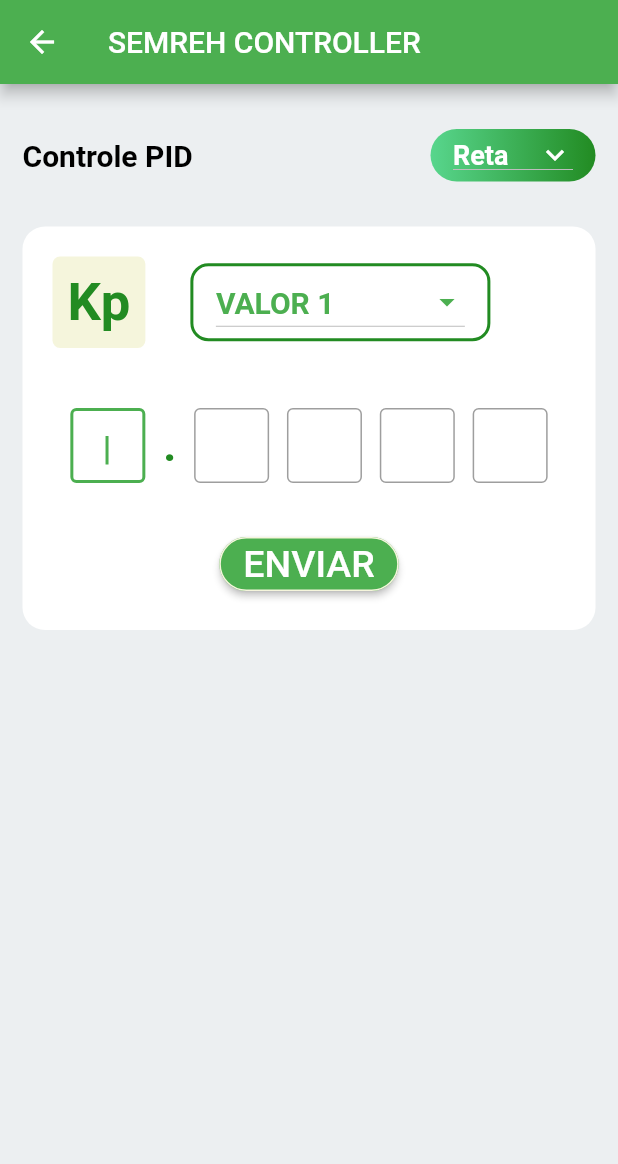
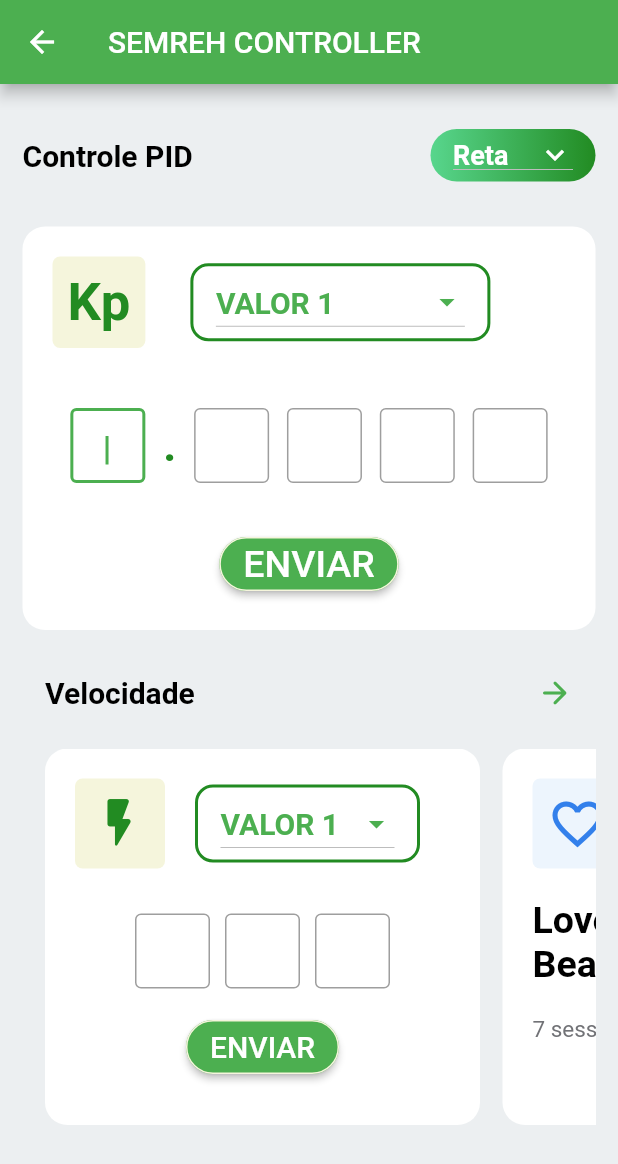
Before and after one commit to Tamandutech/LineFollower_SemReh_App, a Flutter app: the SemrehPage screen opened directly, on a phone screen of 412 x 824 dp. Shown: the top 1164 px of the screen. Run offline on Flutter 3.47's test engine with Material 2 defaults, Android fonts, the phone set to English and light mode, and no system bars; network calls fail.

Commit message:
Container velocidade

```diff
--- a/lib/home_page.dart
+++ b/lib/home_page.dart
@@ -25,6 +25,9 @@ class _HomePageState extends State<HomePage> {
             children: [
               // ------------ REFATORAR ----------------
               InkWell(
+                highlightColor: Colors.green.withOpacity(0.5),
+                splashColor: Colors.greenAccent,
+                borderRadius: BorderRadius.all(Radius.circular(50)),
                 onTap: () {
                   setState(() {
                     boxColor = Colors.green;
@@ -42,6 +45,9 @@ class _HomePageState extends State<HomePage> {
                 ),
               ),
               InkWell(
+                highlightColor: Colors.green.withOpacity(0.5),
+                splashColor: Colors.greenAccent,
+                borderRadius: BorderRadius.all(Radius.circular(50)),
                 onTap: () {
                   setState(() {
                     boxColor = Colors.green;
--- a/lib/secreens/semreh/semreh_page.dart
+++ b/lib/secreens/semreh/semreh_page.dart
@@ -1,7 +1,7 @@
 import 'package:flutter/material.dart';
 import 'package:line_follower_controller/colors.dart' as colors;
 import 'package:line_follower_controller/widgets/main_container.dart';
-import 'package:line_follower_controller/widgets/container_controller.dart';
+import 'package:line_follower_controller/widgets/list_cards.dart';
 
 class SemrehPage extends StatefulWidget {
   const SemrehPage({Key? key}) : super(key: key);
@@ -21,16 +21,27 @@ class _SemrehPageState extends State<SemrehPage> {
       ),
       body: Padding(
         padding: const EdgeInsets.only(left: 15, right: 15),
-        child: Column(
-          crossAxisAlignment: CrossAxisAlignment.start,
-          children: [
-            MainContainer(),
-          ],
+        child: SingleChildScrollView(
+          child: Column(
+            crossAxisAlignment: CrossAxisAlignment.start,
+            children: [
+              const SizedBox(
+                height: 30,
+              ),
+              MainContainer(),
+              const SizedBox(
+                height: 30,
+              ),
+              RecommendedSection()
+            ],
+          ),
         ),
       ),
     );
   }
 }
+
+
 
 class InProgressSection extends StatelessWidget {
   const InProgressSection({Key? key}) : super(key: key);
--- /dev/null
+++ b/lib/widgets/list_cards.dart
@@ -0,0 +1,107 @@
+import 'package:flutter/material.dart';
+import 'package:line_follower_controller/colors.dart' as colors;
+
+import 'package:line_follower_controller/widgets/speed_controller.dart';
+
+class RecommendedSection extends StatelessWidget {
+  const RecommendedSection({Key? key}) : super(key: key);
+
+  @override
+  Widget build(BuildContext context) {
+    return SizedBox(
+      height: 300,
+      child: Column(
+        children: [
+          Padding(
+            padding: const EdgeInsets.only(left: 15, right: 15),
+            child: Row(
+              mainAxisAlignment: MainAxisAlignment.spaceBetween,
+              children: [
+                const Text(
+                  'Velocidade',
+                  style: TextStyle(
+                    fontSize: 20,
+                    fontWeight: FontWeight.bold,
+                    color: Colors.black,
+                  ),
+                ),
+                Icon(Icons.arrow_forward_rounded, color: Colors.green)
+              ],
+            ),
+          ),
+          const SizedBox(height: 25,),
+          Expanded(
+            child: ListView(
+              padding: const EdgeInsets.only(left: 15, right: 15),
+              scrollDirection: Axis.horizontal,
+              shrinkWrap: true,
+              children: [
+                SpeedController(),
+                // RecommendedItemCard(title: 'Happiness and Joyful', session: '4', iconData: Icons.emoji_emotions_outlined,),
+                SizedBox(width: 15,),
+                RecommendedItemCard(title: 'Lovely and Beautiful Vibes', session: '7', iconData: Icons.favorite_border,),
+                SizedBox(width: 15,),
+                RecommendedItemCard(title: 'Soothing and Soulful', session: '2', iconData: Icons.ac_unit,),
+              ],
+            ),
+          )
+        ],
+      ),
+    );
+  }
+}
+
+class RecommendedItemCard extends StatelessWidget {
+  const RecommendedItemCard({Key? key, required this.title, required this.session, required this.iconData}) : super(key: key);
+
+  final String title;
+  final String session;
+  final IconData iconData;
+
+
+  @override
+  Widget build(BuildContext context) {
+    return Container(
+      width: 250,
+      padding: const EdgeInsets.all(20),
+      decoration: BoxDecoration(
+        color: Colors.white,
+        borderRadius: BorderRadius.circular(15),
+      ),
+      child: Column(
+        crossAxisAlignment: CrossAxisAlignment.start,
+        children: [
+          Container(
+            decoration: BoxDecoration(
+                color: colors.Colors.iconBackgroundColor,
+                borderRadius: BorderRadius.circular(5)),
+            padding: const EdgeInsets.all(10),
+            child: Icon(
+              iconData,
+              color: colors.Colors.accentColor,
+              size: 40,
+            ),
+          ),
+          const SizedBox(height: 20,),
+          Text(
+            title,
+            style: const TextStyle(
+              color: Colors.black,
+              fontWeight: FontWeight.bold,
+              fontSize: 25,
+            ),
+          ),
+          const SizedBox(height: 20,),
+          Text(
+            '$session sessions',
+            style: TextStyle(
+              color: colors.Colors.secondaryTextColor,
+              fontWeight: FontWeight.normal,
+              fontSize: 15,
+            ),
+          ),
+        ],
+      ),
+    );
+  }
+}
--- a/lib/widgets/main_container.dart
+++ b/lib/widgets/main_container.dart
@@ -1,8 +1,8 @@
 import 'package:flutter/material.dart';
 import 'package:line_follower_controller/colors.dart' as colors;
-import 'package:line_follower_controller/widgets/container_controller.dart';
+import 'package:line_follower_controller/widgets/pid_controller.dart';
 import 'package:line_follower_controller/widgets/otp_input.dart';
-import 'package:line_follower_controller/widgets/container_controller.dart';
+import 'package:line_follower_controller/widgets/pid_controller.dart';
 
 class MainContainer extends StatefulWidget {
   const MainContainer({Key? key}) : super(key: key);
@@ -18,11 +18,8 @@ class _MainContainerState extends State<MainContainer> {
   @override
   Widget build(BuildContext context) {
     return Column(
-      crossAxisAlignment: CrossAxisAlignment.start,
+
       children: [
-        const SizedBox(
-          height: 30,
-        ),
         Row(
           mainAxisAlignment: MainAxisAlignment.spaceBetween,
           children: [
--- /dev/null
+++ b/lib/widgets/speed_controller.dart
@@ -0,0 +1,139 @@
+import 'package:flutter/material.dart';
+import 'package:line_follower_controller/colors.dart' as colors;
+import 'package:line_follower_controller/widgets/otp_input.dart';
+
+class SpeedController extends StatefulWidget {
+  const SpeedController({Key? key}) : super(key: key);
+
+  @override
+  State<SpeedController> createState() => _SpeedController();
+}
+
+class _SpeedController extends State<SpeedController> {
+  final TextEditingController _fieldOne = TextEditingController();
+  final TextEditingController _fieldTwo = TextEditingController();
+  final TextEditingController _fieldThree = TextEditingController();
+
+
+  // This is the entered code
+  // It will be displayed in a Text widget
+  String? _otp;
+
+  List<String> values = ['VALOR 1', 'VALOR 2', 'VALOR 3'];
+  String? selectedItem = 'VALOR 1';
+
+  @override
+  Widget build(BuildContext context) {
+    return Container(
+        padding: const EdgeInsets.all(20),
+        decoration: BoxDecoration(
+          color: Colors.white,
+          borderRadius: BorderRadius.circular(15),
+        ),
+        child: Column(
+          children: [
+            Container(
+              child: Column(
+                crossAxisAlignment: CrossAxisAlignment.start,
+                children: [
+                  Row(
+                    children: [
+                      Container(
+                        decoration: BoxDecoration(
+                            color: colors.Colors.contrastColor,
+                            borderRadius: BorderRadius.circular(5)),
+                        padding: const EdgeInsets.all(10),
+                        child: Icon(
+                          Icons.flash_on_rounded,
+                          color: colors.Colors.primaryColor,
+                          size: 40,
+                        ),
+                      ),
+                      Container(
+                        width: 150,
+                        margin:
+                        EdgeInsets.symmetric(horizontal: 20, vertical: 0),
+                        padding:
+                        EdgeInsets.symmetric(horizontal: 15, vertical: 0),
+                        decoration: BoxDecoration(
+                          borderRadius: BorderRadius.circular(12),
+                          border: Border.all(
+                              color: colors.Colors.primaryColor, width: 2),
+                        ),
+                        child: DropdownButton<String>(
+                          borderRadius: BorderRadius.circular(12),
+                          value: selectedItem,
+                          isExpanded: true,
+                          icon: const Icon(Icons.arrow_drop_down,
+                              color: Colors.green),
+                          style: const TextStyle(
+                              color: Colors.green,
+                              fontSize: 20,
+                              fontWeight: FontWeight.bold),
+                          onChanged: (String? newValue) {
+                            setState(() {
+                              selectedItem = newValue!;
+                            });
+                          },
+                          items: values
+                              .map<DropdownMenuItem<String>>((String value) {
+                            return DropdownMenuItem<String>(
+                              value: value,
+                              child: Text(value),
+                            );
+                          }).toList(),
+                        ),
+                      ),
+                    ],
+                  ),
+                  const SizedBox(
+                    height: 15,
+                  ),
+                ],
+              ),
+            ),
+            const SizedBox(
+              height: 15,
+            ),
+            Row(
+              mainAxisAlignment: MainAxisAlignment.spaceBetween,
+              children: [
+                OtpInput(_fieldOne, true),
+                const SizedBox(
+                  width: 10,
+                ),
+                OtpInput(_fieldTwo, false),
+                const SizedBox(
+                  width: 10,
+                ),
+                OtpInput(_fieldThree, false),
+              ],
+            ),
+            const SizedBox(
+              height: 15,
+            ),
+            ElevatedButton(
+              onPressed: () {
+                setState(() {
+                  _otp = _fieldOne.text +
+                      _fieldTwo.text +
+                      _fieldThree.text;
+
+                });
+              },
+              style: ButtonStyle(
+                shape: MaterialStateProperty.all<RoundedRectangleBorder>(
+                  RoundedRectangleBorder(
+                      borderRadius: BorderRadius.circular(18.0),
+                      side: BorderSide(color: colors.Colors.contrastColor)),
+                ),
+              ),
+              child: const Text(
+                'ENVIAR',
+                style: TextStyle(fontSize: 20),
+              ),
+            ),
+          ],
+        ));
+  }
+}
```
Also changed, not shown: lib/widgets/pid_controller.dart (renamed from lib/widgets/container_controller.dart).
